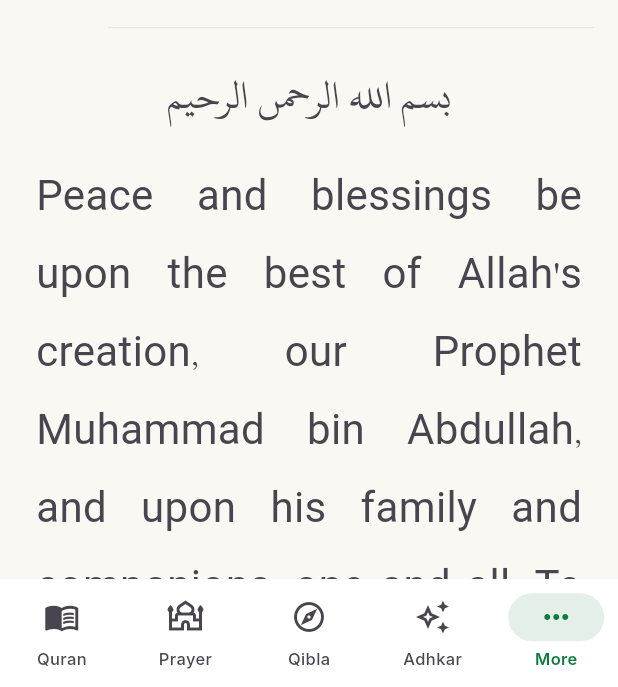
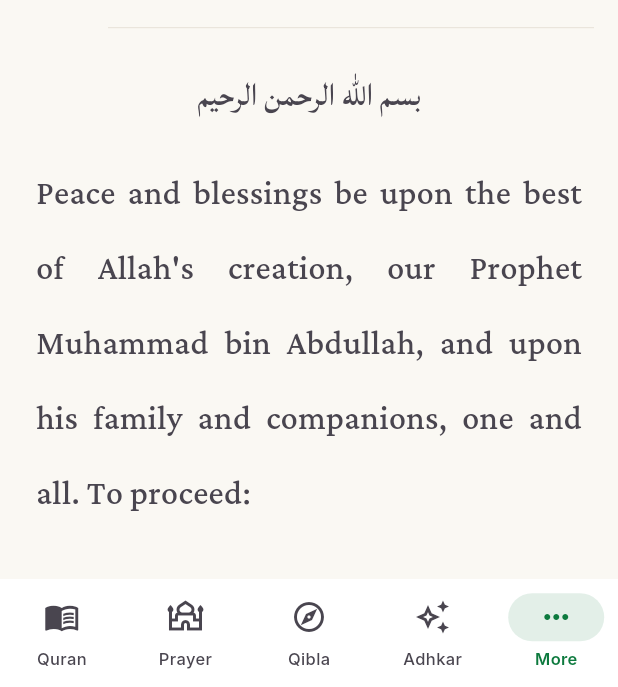
Before and after one commit to Ibrahim-Nidam/Ahl_AL-jannah, a Flutter app: the MorePage screen opened by its route, on a phone screen of 412 x 824 dp, the part 549-1236 px from its top. Run offline on Flutter 3.47's test engine with Material 3 defaults, Android fonts, the phone set to English and light mode, and no system bars; our stand-ins replace audioplayers, drift, flutter_bloc, flutter_compass, flutter_local_notifications, flutter_screenutil and 11 more; missing offline and left inert: android_intent_plus, sqlite3, workmanager; accounts and stored records are empty; generated files the repository leaves out were written again; network calls fail; statements that could not run were skipped.

Commit message:
version 1.1.25+27

```diff
--- a/lib/core/theme/app_text_styles.dart
+++ b/lib/core/theme/app_text_styles.dart
@@ -52,7 +52,7 @@
   /// Arabic text for adhkar, hadith, and general Islamic content.
   static TextStyle arabicBody({
     double fontSize = 22,
-    String fontFamily = 'UthmanicWarsh',
+    String fontFamily = 'Lateef',
     List<String> fontFamilyFallback = _defaultArabicFallback,
   }) => TextStyle(
     fontFamily: fontFamily,
@@ -67,7 +67,7 @@
   /// Bold Arabic text for surah names and headings.
   static TextStyle arabicHeading({
     double fontSize = 24,
-    String? fontFamily = 'UthmanicWarsh',
+    String? fontFamily = 'Lateef',
     List<String> fontFamilyFallback = _defaultArabicFallback,
   }) => TextStyle(
     fontFamily: fontFamily,
--- a/pubspec.yaml
+++ b/pubspec.yaml
@@ -1,7 +1,7 @@
 name: ahl_jannah
 description: "Ahl Jannah — A comprehensive offline Islamic companion app"
 publish_to: 'none'
-version: 1.1.24+26
+version: 1.1.25+27
 
 environment:
   sdk: ^3.11.5
```
Also changed, not shown: assets/fonts/uthmanic-warsh-v21.original.ttf (added), assets/fonts/uthmanic-warsh-v21.ttf.
